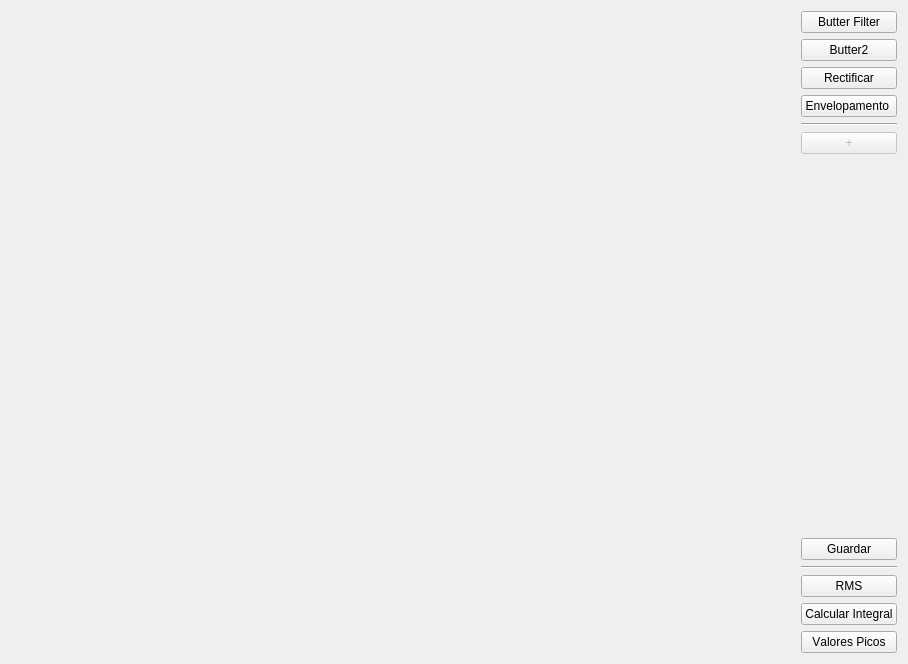
Above: Luis/uiFiles/grafica.ui from luisguariglia/Proyecto-Tip-LIBiAM before the change. Below: the same form after it.
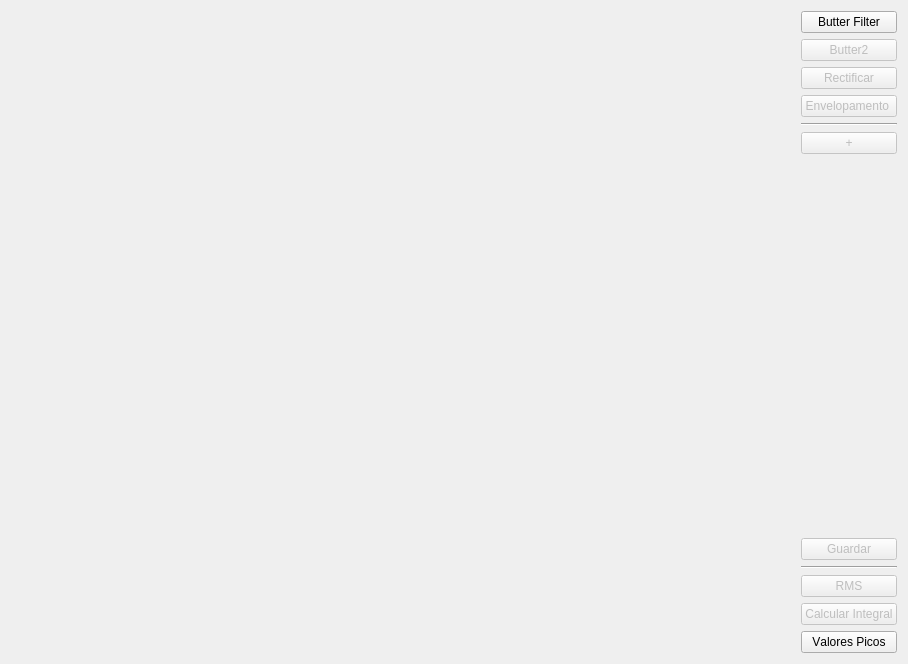
That is the form after the change.

Commit message: error areglado

```diff
--- a/Luis/uiFiles/grafica.ui
+++ b/Luis/uiFiles/grafica.ui
@@ -72,6 +72,9 @@
      </item>
      <item>
       <widget class="QPushButton" name="pushButton_2">
+       <property name="enabled">
+        <bool>false</bool>
+       </property>
        <property name="text">
         <string>Butter2</string>
        </property>
@@ -79,6 +82,9 @@
      </item>
      <item>
       <widget class="QPushButton" name="pushButton_6">
+       <property name="enabled">
+        <bool>false</bool>
+       </property>
        <property name="text">
         <string>Rectificar</string>
        </property>
@@ -86,6 +92,9 @@
      </item>
      <item>
       <widget class="QPushButton" name="pushButton_7">
+       <property name="enabled">
+        <bool>false</bool>
+       </property>
        <property name="text">
         <string>Envelopamento </string>
        </property>
@@ -123,9 +132,21 @@
      </item>
      <item>
       <widget class="QPushButton" name="pushButton_5">
+       <property name="enabled">
+        <bool>false</bool>
+       </property>
        <property name="text">
         <string>Guardar</string>
        </property>
+       <property name="checkable">
+        <bool>false</bool>
+       </property>
+       <property name="autoDefault">
+        <bool>false</bool>
+       </property>
+       <property name="default">
+        <bool>false</bool>
+       </property>
       </widget>
      </item>
      <item>
@@ -137,6 +158,9 @@
      </item>
      <item>
       <widget class="QPushButton" name="pushButton_3">
+       <property name="enabled">
+        <bool>false</bool>
+       </property>
        <property name="text">
         <string>RMS</string>
        </property>
@@ -144,6 +168,9 @@
      </item>
      <item>
       <widget class="QPushButton" name="pushButton_4">
+       <property name="enabled">
+        <bool>false</bool>
+       </property>
        <property name="text">
         <string>Calcular Integral</string>
        </property>
```
The commit also changes 2 other files.
